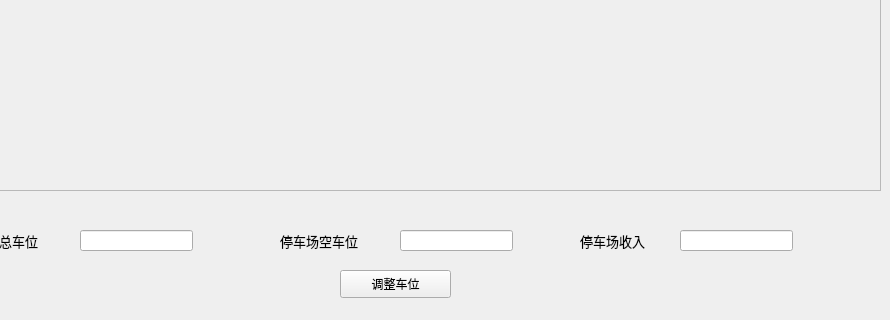
Qt form parkingwindow.ui (helloworldXzb/ParkingManager) before a commit; both pictures show x 90 to 980 and y 280 to 600 of the 980 by 600 pixel window.
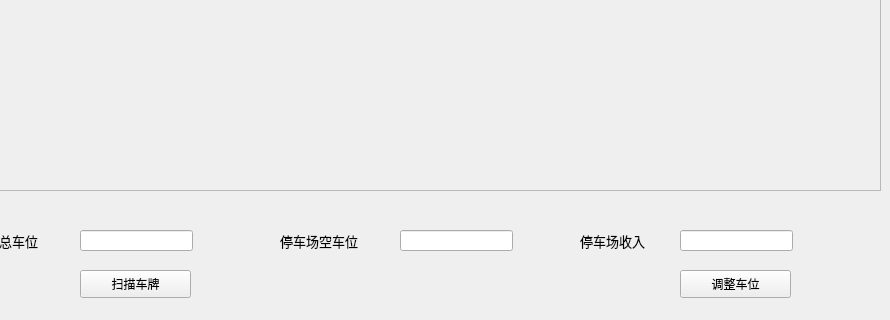
The same form after that commit.

Patch:
```diff
--- a/parkingwindow.ui
+++ b/parkingwindow.ui
@@ -223,7 +223,7 @@
   <widget class="QPushButton" name="pushButton">
    <property name="geometry">
     <rect>
-     <x>430</x>
+     <x>770</x>
      <y>550</y>
      <width>111</width>
      <height>28</height>
@@ -233,6 +233,19 @@
     <string>调整车位</string>
    </property>
   </widget>
+  <widget class="QPushButton" name="scanButton">
+   <property name="geometry">
+    <rect>
+     <x>170</x>
+     <y>550</y>
+     <width>111</width>
+     <height>28</height>
+    </rect>
+   </property>
+   <property name="text">
+    <string>扫描车牌</string>
+   </property>
+  </widget>
  </widget>
  <resources/>
  <connections/>
```
